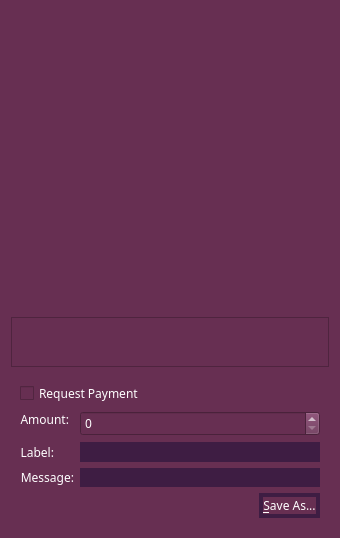
This is src/qt/forms/qrcodedialog.ui in talkcoin/talkcoin-wallet as Qt 5 draws it before an edit. The edited form follows.
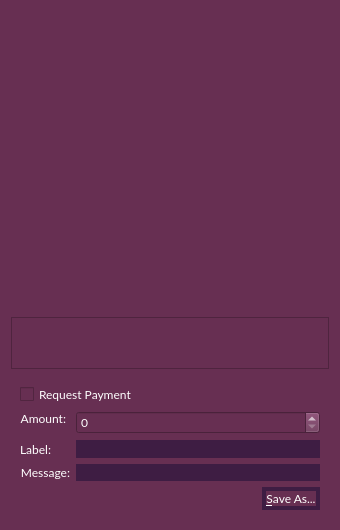
This is the edited form. Custom widgets are drawn as their Qt base class.

```diff
--- a/src/qt/forms/qrcodedialog.ui
+++ b/src/qt/forms/qrcodedialog.ui
@@ -12,7 +12,7 @@
   </property>
   <property name="font">
    <font>
-    <family>Gill Sans MT</family>
+    <family>Lato</family>
     <pointsize>9</pointsize>
    </font>
   </property>
@@ -145,7 +145,7 @@
          <widget class="QLineEdit" name="lnLabel">
           <property name="font">
            <font>
-            <family>Gill Sans MT</family>
+            <family>Lato</family>
             <pointsize>10</pointsize>
            </font>
           </property>
```
Left out of the diff: 18 changed lines with no effect on the pictures.
